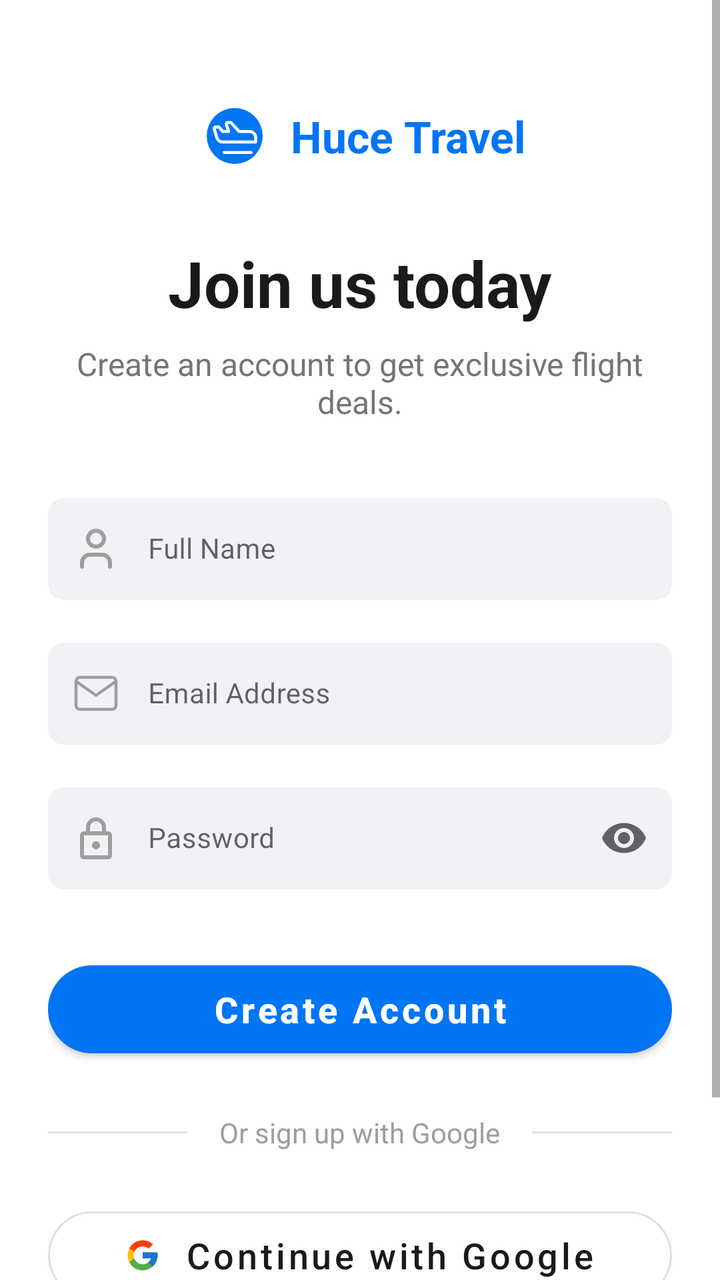
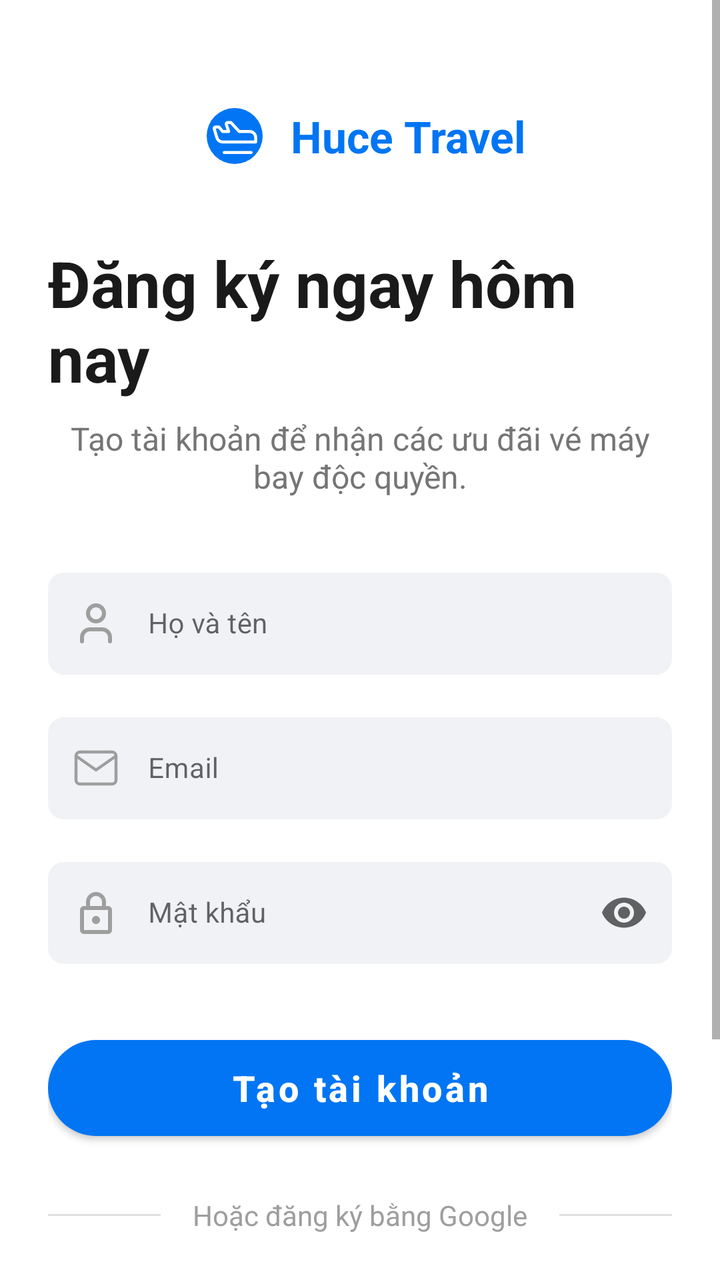

Two renders of the same Android screen: before a commit and after it. Below are the layout's source before the change and the commit's diff.
<!-- AndroidManifest.xml: application theme Theme.FlightBookingApp -->
<!-- res/layout/activity_signup.xml -->
<?xml version="1.0" encoding="utf-8"?>
<ScrollView xmlns:android="http://schemas.android.com/apk/res/android"
    xmlns:app="http://schemas.android.com/apk/res-auto"
    xmlns:tools="http://schemas.android.com/tools"
    android:id="@+id/main"
    android:layout_width="match_parent"
    android:layout_height="match_parent"
    android:fillViewport="true"
    android:background="#FFFFFF"
    tools:context=".ui.view.activity.SignupActivity">

    <androidx.constraintlayout.widget.ConstraintLayout
        android:layout_width="match_parent"
        android:layout_height="wrap_content"
        android:paddingHorizontal="24dp"
        android:paddingBottom="32dp">

        <LinearLayout
            android:id="@+id/ll_logo"
            android:layout_width="wrap_content"
            android:layout_height="wrap_content"
            android:layout_marginTop="48dp"
            android:gravity="center_vertical"
            android:orientation="horizontal"
            app:layout_constraintEnd_toEndOf="parent"
            app:layout_constraintStart_toStartOf="parent"
            app:layout_constraintTop_toTopOf="parent">

            <com.google.android.material.imageview.ShapeableImageView
                android:layout_width="40dp"
                android:layout_height="40dp"
                android:src="@drawable/ic_airplane"
                android:background="@color/primary_blue"
                android:padding="6dp"
                app:shapeAppearanceOverlay="@style/CircleImage"
                android:scaleType="center"
                app:tint="#FFFFFF" />
            <TextView
                android:layout_width="wrap_content"
                android:layout_height="wrap_content"
                android:layout_marginStart="8dp"
                android:text="Huce Travel"
                android:textColor="#0175F3"
                android:textSize="22sp"
                android:textStyle="bold" />
        </LinearLayout>

        <TextView
            android:id="@+id/tv_signup_title"
            android:layout_width="wrap_content"
            android:layout_height="wrap_content"
            android:layout_marginTop="32dp"
            android:text="Join us today"
            android:textColor="#1A1A1A"
            android:textSize="32sp"
            android:textStyle="bold"
            app:layout_constraintEnd_toEndOf="parent"
            app:layout_constraintStart_toStartOf="parent"
            app:layout_constraintTop_toBottomOf="@id/ll_logo" />

        <TextView
            android:id="@+id/tv_signup_subtitle"
            android:layout_width="0dp"
            android:layout_height="wrap_content"
            android:layout_marginTop="8dp"
            android:gravity="center"
            android:text="Create an account to get exclusive flight deals."
            android:textColor="#757575"
            android:textSize="16sp"
            app:layout_constraintEnd_toEndOf="parent"
            app:layout_constraintStart_toStartOf="parent"
            app:layout_constraintTop_toBottomOf="@id/tv_signup_title" />

        <com.google.android.material.textfield.TextInputLayout
            android:id="@+id/til_name"
            style="@style/Widget.MaterialComponents.TextInputLayout.OutlinedBox"
            android:layout_width="match_parent"
            android:layout_height="wrap_content"
            android:layout_marginTop="32dp"
            app:boxBackgroundColor="#F0F2F5"
            app:boxCornerRadiusBottomEnd="8dp"
            app:boxCornerRadiusBottomStart="8dp"
            app:boxCornerRadiusTopEnd="8dp"
            app:boxCornerRadiusTopStart="8dp"
            app:boxStrokeWidth="0dp"
            app:startIconDrawable="@drawable/ic_nav_profile"
            app:startIconTint="#9E9E9E"
            app:layout_constraintTop_toBottomOf="@id/tv_signup_subtitle">

            <com.google.android.material.textfield.TextInputEditText
                android:id="@+id/et_name"
                android:layout_width="match_parent"
                android:layout_height="wrap_content"
                android:hint="Full Name"
                android:inputType="textPersonName"
                android:paddingVertical="16dp"
                android:textColor="#1A1A1A"
                android:paddingStart="50dp"
                android:textSize="14sp" />
        </com.google.android.material.textfield.TextInputLayout>

        <com.google.android.material.textfield.TextInputLayout
            android:id="@+id/til_email"
            style="@style/Widget.MaterialComponents.TextInputLayout.OutlinedBox"
            android:layout_width="match_parent"
            android:layout_height="wrap_content"
            android:layout_marginTop="16dp"
            app:boxBackgroundColor="#F0F2F5"
            app:boxCornerRadiusBottomEnd="8dp"
            app:boxCornerRadiusBottomStart="8dp"
            app:boxCornerRadiusTopEnd="8dp"
            app:boxCornerRadiusTopStart="8dp"
            app:boxStrokeWidth="0dp"
            app:startIconDrawable="@drawable/ic_nav_inbox"
            app:startIconTint="#9E9E9E"
            app:layout_constraintTop_toBottomOf="@id/til_name">

            <com.google.android.material.textfield.TextInputEditText
                android:id="@+id/et_email"
                android:layout_width="match_parent"
                android:layout_height="wrap_content"
                android:hint="Email Address"
                android:inputType="textEmailAddress"
                android:paddingVertical="16dp"
                android:textColor="#1A1A1A"
                android:paddingStart="50dp"
                android:textSize="14sp" />
        </com.google.android.material.textfield.TextInputLayout>

        <com.google.android.material.textfield.TextInputLayout
            android:id="@+id/til_password"
            style="@style/Widget.MaterialComponents.TextInputLayout.OutlinedBox"
            android:layout_width="match_parent"
            android:layout_height="wrap_content"
            android:layout_marginTop="16dp"
            app:boxBackgroundColor="#F0F2F5"
            app:boxCornerRadiusBottomEnd="8dp"
            app:boxCornerRadiusBottomStart="8dp"
            app:boxCornerRadiusTopEnd="8dp"
            app:boxCornerRadiusTopStart="8dp"
            app:boxStrokeWidth="0dp"
            app:endIconMode="password_toggle"
            app:startIconDrawable="@drawable/ic_lock_signup"
            app:startIconTint="#9E9E9E"
            app:layout_constraintTop_toBottomOf="@id/til_email">

            <com.google.android.material.textfield.TextInputEditText
                android:id="@+id/et_password"
                android:layout_width="match_parent"
                android:layout_height="wrap_content"
                android:hint="Password"
                android:inputType="textPassword"
                android:paddingVertical="16dp"
                android:textColor="#1A1A1A"
                android:paddingStart="50dp"
                android:textSize="14sp" />
        </com.google.android.material.textfield.TextInputLayout>

        <com.google.android.material.button.MaterialButton
            android:id="@+id/btn_signup"
            android:layout_width="match_parent"
            android:layout_height="56dp"
            android:layout_marginTop="32dp"
            android:text="Create Account"
            android:textAllCaps="false"
            android:textSize="18sp"
            android:textStyle="bold"
            app:backgroundTint="#0175F3"
            app:cornerRadius="28dp"
            app:layout_constraintTop_toBottomOf="@id/til_password" />

        <LinearLayout
            android:id="@+id/ll_divider"
            android:layout_width="match_parent"
            android:layout_height="wrap_content"
            android:layout_marginTop="24dp"
            android:gravity="center_vertical"
            android:orientation="horizontal"
            app:layout_constraintTop_toBottomOf="@id/btn_signup">

            <View
                android:layout_width="0dp"
                android:layout_height="1dp"
                android:layout_weight="1"
                android:background="#E0E0E0" />

            <TextView
                android:layout_width="wrap_content"
                android:layout_height="wrap_content"
                android:layout_marginHorizontal="16dp"
                android:text="Or sign up with Google"
                android:textColor="#9E9E9E"
                android:textSize="@dimen/text_size_body" />

            <View
                android:layout_width="0dp"
                android:layout_height="1dp"
                android:layout_weight="1"
                android:background="#E0E0E0" />
        </LinearLayout>

        <com.google.android.material.button.MaterialButton
            android:id="@+id/btn_google_signup"
            style="@style/Widget.MaterialComponents.Button.OutlinedButton"
            android:layout_width="match_parent"
            android:layout_height="56dp"
            android:layout_marginTop="24dp"
            android:text="Continue with Google"
            android:textAllCaps="false"
            android:textColor="#1A1A1A"
            android:textSize="18sp"
            app:strokeColor="#E0E0E0"
            app:strokeWidth="1dp"
            app:cornerRadius="28dp"
            app:icon="@drawable/icons8_google"
            app:iconGravity="textStart"
            app:iconPadding="12dp"
            app:iconSize="18dp"
            app:iconTint="@null"
            app:layout_constraintTop_toBottomOf="@id/ll_divider" />

        <LinearLayout
            android:layout_width="wrap_content"
            android:layout_height="wrap_content"
            android:layout_marginTop="32dp"
            android:orientation="horizontal"
            app:layout_constraintEnd_toEndOf="parent"
            app:layout_constraintStart_toStartOf="parent"
            app:layout_constraintTop_toBottomOf="@id/btn_google_signup">

            <TextView
                android:layout_width="wrap_content"
                android:layout_height="wrap_content"
                android:text="Already have an account? "
                android:textColor="#757575"
                android:textSize="18sp" />

            <TextView
                android:id="@+id/tv_sign_in_here"
                android:layout_width="wrap_content"
                android:layout_height="wrap_content"
                android:background="?attr/selectableItemBackground"
                android:clickable="true"
                android:focusable="true"
                android:text="Login"
                android:textColor="#0175F3"
                android:textSize="20sp"
                android:textStyle="bold" />
        </LinearLayout>

        <ProgressBar
            android:id="@+id/progress_bar"
            android:layout_width="wrap_content"
            android:layout_height="wrap_content"
            android:visibility="gone"
            app:layout_constraintLeft_toLeftOf="parent"
            app:layout_constraintRight_toRightOf="parent"

            app:layout_constraintTop_toTopOf="parent"
            app:layout_constraintBottom_toBottomOf="parent"
            />

    </androidx.constraintlayout.widget.ConstraintLayout>
</ScrollView>
<!-- resources referenced by this layout -->
<resources>
  <color name="primary_blue">#0175F3</color>
  <dimen name="text_size_body">14sp</dimen>
  <!-- drawable ic_nav_inbox (drawable) -->
  <vector xmlns:android="http://schemas.android.com/apk/res/android"
      android:width="24dp"
      android:height="24dp"
      android:viewportWidth="24"
      android:viewportHeight="24">
    <path
        android:pathData="M4,4H20C21.1,4 22,4.9 22,6V18C22,19.1 21.1,20 20,20H4C2.9,20 2,19.1 2,18V6C2,4.9 2.9,4 4,4Z"
        android:strokeLineJoin="round"
        android:strokeWidth="1.5"
        android:fillColor="#00000000"
        android:strokeColor="#CAE6FA"
        android:strokeLineCap="round"/>
    <path
        android:pathData="M22,6L12,13L2,6"
        android:strokeLineJoin="round"
        android:strokeWidth="1.5"
        android:fillColor="#00000000"
        android:strokeColor="#CAE6FA"
        android:strokeLineCap="round"/>
  </vector>
  <!-- drawable ic_nav_profile (drawable) -->
  <vector xmlns:android="http://schemas.android.com/apk/res/android"
      android:width="24dp"
      android:height="24dp"
      android:viewportWidth="24"
      android:viewportHeight="24">
    <path
        android:pathData="M19,21V19C19,17.939 18.579,16.922 17.828,16.172C17.078,15.421 16.061,15 15,15H9C7.939,15 6.922,15.421 6.172,16.172C5.421,16.922 5,17.939 5,19V21"
        android:strokeLineJoin="round"
        android:strokeWidth="2"
        android:fillColor="#00000000"
        android:strokeColor="#CAE6FA"
        android:strokeLineCap="round"/>
    <path
        android:pathData="M12,11C14.209,11 16,9.209 16,7C16,4.791 14.209,3 12,3C9.791,3 8,4.791 8,7C8,9.209 9.791,11 12,11Z"
        android:strokeLineJoin="round"
        android:strokeWidth="2"
        android:fillColor="#00000000"
        android:strokeColor="#CAE6FA"
        android:strokeLineCap="round"/>
  </vector>
  <style name="CircleImage" parent="">
          <item name="cornerSize">50%</item>
      </style>
  <style name="Theme.FlightBookingApp" parent="Theme.MaterialComponents.DayNight.NoActionBar">
          
          <item name="colorPrimary">@color/purple_500</item>
          <item name="colorPrimaryVariant">@color/purple_700</item>
          <item name="colorOnPrimary">@color/white</item>
          
          <item name="colorSecondary">@color/teal_200</item>
          <item name="colorSecondaryVariant">@color/teal_700</item>
          <item name="colorOnSecondary">@color/black</item>
          
          <item name="android:statusBarColor">?attr/colorPrimaryVariant</item>
          
      </style>
  <color name="purple_500">#FF6200EE</color>
  <color name="purple_700">#FF3700B3</color>
  <color name="white">#FFFFFFFF</color>
  <color name="teal_200">#FF03DAC5</color>
  <color name="teal_700">#FF018786</color>
  <color name="black">#FF000000</color>
  <!-- unchanged entries left out for length: 3 -->
</resources>

<!-- the commit's change to res/layout/activity_signup.xml (unified diff, before → after) -->
@@ -35,11 +35,12 @@
                 app:shapeAppearanceOverlay="@style/CircleImage"
                 android:scaleType="center"
                 app:tint="#FFFFFF" />
+
             <TextView
                 android:layout_width="wrap_content"
                 android:layout_height="wrap_content"
                 android:layout_marginStart="8dp"
-                android:text="Huce Travel"
+                android:text="@string/app_brand_name"
                 android:textColor="#0175F3"
                 android:textSize="22sp"
                 android:textStyle="bold" />
@@ -50,7 +51,7 @@
             android:layout_width="wrap_content"
             android:layout_height="wrap_content"
             android:layout_marginTop="32dp"
-            android:text="Join us today"
+            android:text="@string/signup_title_join_us"
             android:textColor="#1A1A1A"
             android:textSize="32sp"
             android:textStyle="bold"
@@ -64,7 +65,7 @@
             android:layout_height="wrap_content"
             android:layout_marginTop="8dp"
             android:gravity="center"
-            android:text="Create an account to get exclusive flight deals."
+            android:text="@string/signup_subtitle_deals"
             android:textColor="#757575"
             android:textSize="16sp"
             app:layout_constraintEnd_toEndOf="parent"
@@ -91,7 +92,7 @@
                 android:id="@+id/et_name"
                 android:layout_width="match_parent"
                 android:layout_height="wrap_content"
-                android:hint="Full Name"
+                android:hint="@string/hint_full_name"
                 android:inputType="textPersonName"
                 android:paddingVertical="16dp"
                 android:textColor="#1A1A1A"
@@ -119,7 +120,7 @@
                 android:id="@+id/et_email"
                 android:layout_width="match_parent"
                 android:layout_height="wrap_content"
-                android:hint="Email Address"
+                android:hint="@string/hint_email_short"
                 android:inputType="textEmailAddress"
                 android:paddingVertical="16dp"
                 android:textColor="#1A1A1A"
@@ -148,7 +149,7 @@
                 android:id="@+id/et_password"
                 android:layout_width="match_parent"
                 android:layout_height="wrap_content"
-                android:hint="Password"
+                android:hint="@string/hint_password"
                 android:inputType="textPassword"
                 android:paddingVertical="16dp"
                 android:textColor="#1A1A1A"
@@ -159,9 +160,9 @@
         <com.google.android.material.button.MaterialButton
             android:id="@+id/btn_signup"
             android:layout_width="match_parent"
-            android:layout_height="56dp"
-            android:layout_marginTop="32dp"
-            android:text="Create Account"
+            android:layout_height="60dp"
+            android:layout_marginTop="32dp"
+            android:text="@string/btn_create_account"
             android:textAllCaps="false"
             android:textSize="18sp"
             android:textStyle="bold"
@@ -188,7 +189,7 @@
                 android:layout_width="wrap_content"
                 android:layout_height="wrap_content"
                 android:layout_marginHorizontal="16dp"
-                android:text="Or sign up with Google"
+                android:text="@string/text_or_signup_google"
                 android:textColor="#9E9E9E"
                 android:textSize="@dimen/text_size_body" />
 
@@ -205,7 +206,7 @@
             android:layout_width="match_parent"
             android:layout_height="56dp"
             android:layout_marginTop="24dp"
-            android:text="Continue with Google"
+            android:text="@string/btn_continue_with_google"
             android:textAllCaps="false"
             android:textColor="#1A1A1A"
             android:textSize="18sp"
@@ -231,7 +232,7 @@
             <TextView
                 android:layout_width="wrap_content"
                 android:layout_height="wrap_content"
-                android:text="Already have an account? "
+                android:text="@string/text_already_have_account"
                 android:textColor="#757575"
                 android:textSize="18sp" />
 
@@ -239,10 +240,10 @@
                 android:id="@+id/tv_sign_in_here"
                 android:layout_width="wrap_content"
                 android:layout_height="wrap_content"
-                android:background="?attr/selectableItemBackground"
+                android:layout_marginStart="5dp"
                 android:clickable="true"
                 android:focusable="true"
-                android:text="Login"
+                android:text="@string/link_sign_in_here"
                 android:textColor="#0175F3"
                 android:textSize="20sp"
                 android:textStyle="bold" />
@@ -255,10 +256,8 @@
             android:visibility="gone"
             app:layout_constraintLeft_toLeftOf="parent"
             app:layout_constraintRight_toRightOf="parent"
-
             app:layout_constraintTop_toTopOf="parent"
-            app:layout_constraintBottom_toBottomOf="parent"
-            />
+            app:layout_constraintBottom_toBottomOf="parent" />
 
     </androidx.constraintlayout.widget.ConstraintLayout>
 </ScrollView>
<!-- resource entries referenced after the edit -->
@@ -44,6 +44,17 @@
         android:strokeColor="#CAE6FA"
         android:strokeLineCap="round"/>
   </vector>
+  <string name="app_brand_name">Huce Travel</string>
+  <string name="btn_continue_with_google">Tiếp tục với Google</string>
+  <string name="btn_create_account">Tạo tài khoản</string>
+  <string name="hint_email_short">Email</string>
+  <string name="hint_full_name">Họ và tên</string>
+  <string name="hint_password">Mật khẩu</string>
+  <string name="link_sign_in_here">Đăng nhập</string>
+  <string name="signup_subtitle_deals">Tạo tài khoản để nhận các ưu đãi vé máy bay độc quyền.</string>
+  <string name="signup_title_join_us">Đăng ký ngay hôm nay</string>
+  <string name="text_already_have_account">Bạn đã có tài khoản? </string>
+  <string name="text_or_signup_google">Hoặc đăng ký bằng Google</string>
   <style name="CircleImage" parent="">
           <item name="cornerSize">50%</item>
       </style>
